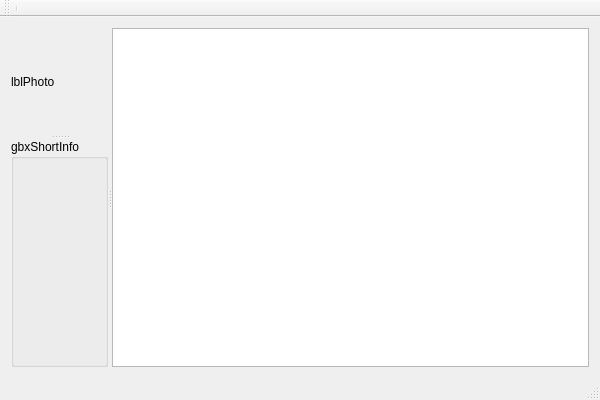
The window that Forms/CMain.ui (skynowa/xxxdb) describes before a commit, drawn with Qt 5.
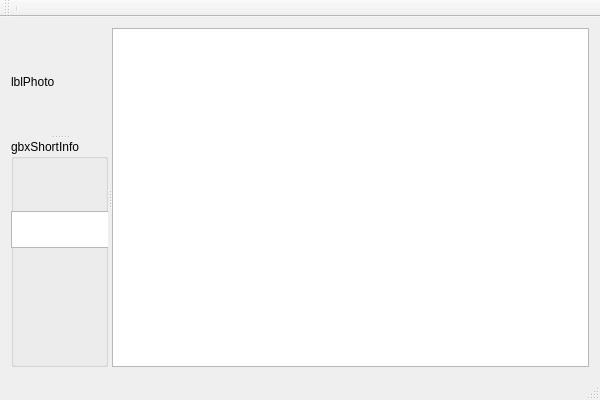
The same window after the commit.

```diff
--- a/Forms/CMain.ui
+++ b/Forms/CMain.ui
@@ -39,6 +39,16 @@
         <property name="title">
          <string>gbxShortInfo</string>
         </property>
+        <widget class="QTextEdit" name="textEdit">
+         <property name="geometry">
+          <rect>
+           <x>0</x>
+           <y>72</y>
+           <width>101</width>
+           <height>37</height>
+          </rect>
+         </property>
+        </widget>
        </widget>
       </widget>
       <widget class="QTableView" name="tabvInfo"/>
```
